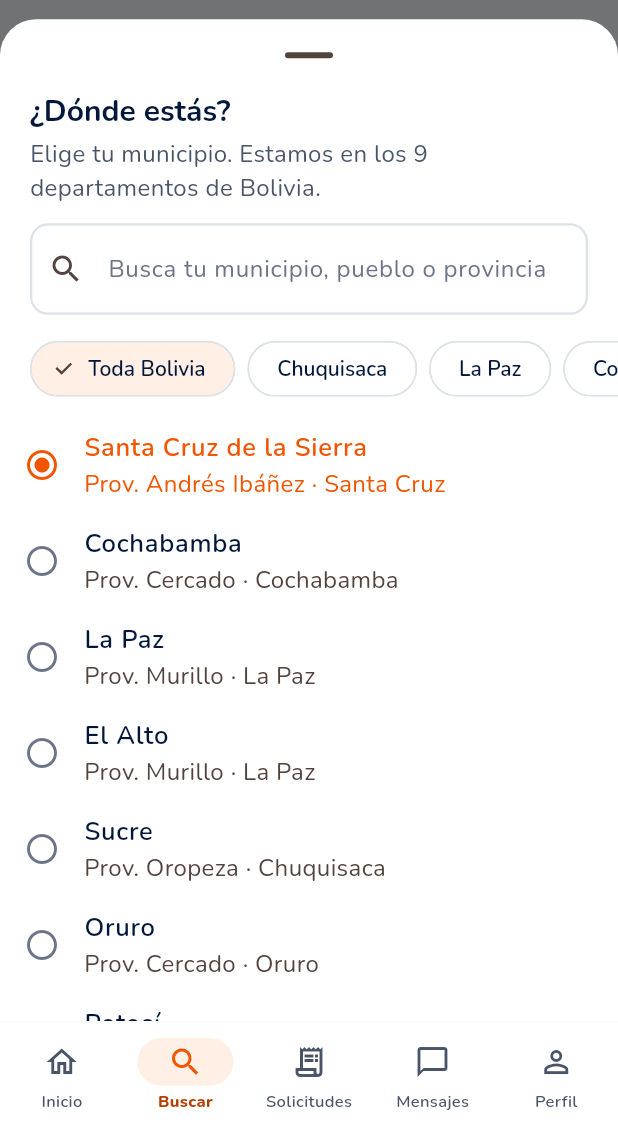
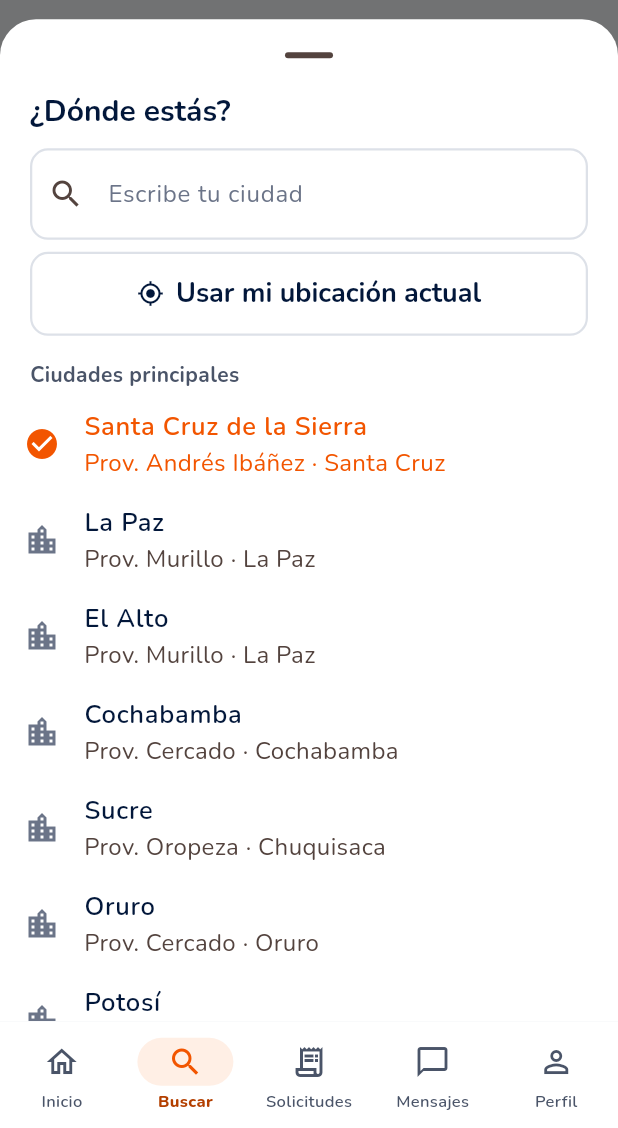
Before and after one commit to suarezhy/HandiManYa-, a Flutter app: the SearchPage screen opened by its route, after a tap on "Disponible ahora", after a tap on "Santa Cruz", on a phone screen of 412 x 824 dp, the part 108-1236 px from its top. Run offline on Flutter 3.47's test engine with Material 3 defaults, Android fonts, the phone set to English and light mode, and no system bars; our stand-ins replace flutter_riverpod, flutter_secure_storage, geolocator, go_router, image_picker, local_auth and 2 more; accounts and stored records are empty.

Commit message:
Ciudad: escribir con sugerencias o usar la ubicación actual
El buscador ya no muestra filtros por departamento ni la lista larga: antes
de escribir sugiere las ciudades principales, al escribir busca en los 339
municipios (con provincia y departamento para distinguir nombres
parecidos), y con el GPS propone el municipio para confirmarlo o corregirlo.

Co-Authored-By: Claude Opus 5.5 (1M context) <noreply@anthropic.com>
Claude-Session: https://claude.ai/code/session_01DeCF69djLMxZWpDQKuzya6

```diff
--- a/lib/features/common/city_picker.dart
+++ b/lib/features/common/city_picker.dart
@@ -2,6 +2,10 @@ import 'package:flutter/material.dart';
 import 'package:flutter_riverpod/flutter_riverpod.dart';
 
 import '../../core/theme/tokens.dart';
+import '../../core/utils/app_error.dart';
+import '../../core/services/location_service.dart';
+import '../../core/utils/bolivia_geo.dart';
+import '../../core/widgets/buttons.dart';
 import '../../data/models/catalog.dart';
 import '../../data/providers.dart';
 
@@ -58,6 +62,24 @@ Future<void> showCityPicker(BuildContext context, WidgetRef ref) async {
   if (city != null) await ref.read(selectedCityProvider.notifier).select(city.id);
 }
 
+/// Ciudades que se sugieren antes de escribir: capitales y El Alto.
+const mainCitySlugs = [
+  'santa-cruz',
+  'la-paz',
+  'el-alto',
+  'cochabamba',
+  'sucre',
+  'oruro',
+  'potosi',
+  'tarija',
+  'trinidad',
+  'cobija',
+];
+
+/// Elegir municipio con dos caminos simples: escribir la ciudad (con
+/// sugerencias) o usar la ubicación actual y confirmarla. Busca en los 339
+/// municipios de Bolivia; si dos se llaman parecido, se distinguen por su
+/// provincia y departamento.
 class CityPickerSheet extends ConsumerStatefulWidget {
   const CityPickerSheet({super.key, this.selectedId, this.title = '¿Dónde estás?'});
 
@@ -70,18 +92,59 @@ class CityPickerSheet extends ConsumerStatefulWidget {
 
 class _CityPickerSheetState extends ConsumerState<CityPickerSheet> {
   final _query = TextEditingController();
-  int? _department;
+  final _focus = FocusNode();
+  bool _locating = false;
+  City? _gpsCity;
+  String? _gpsError;
 
   @override
   void dispose() {
     _query.dispose();
+    _focus.dispose();
     super.dispose();
+  }
+
+  Future<void> _useLocation(List<City> cities) async {
+    setState(() {
+      _locating = true;
+      _gpsError = null;
+      _gpsCity = null;
+    });
+    try {
+      final p = await ref.read(locationServiceProvider).current();
+      if (!mounted) return;
+      setState(() {
+        if (!isInBolivia(p.latitude, p.longitude)) {
+          _gpsError = 'Tu ubicación está fuera de Bolivia. Escribe tu ciudad.';
+        } else {
+          _gpsCity = nearestCity(cities, p.latitude, p.longitude);
+          if (_gpsCity == null) _gpsError = 'No pudimos reconocer tu ciudad. Escríbela.';
+        }
+      });
+    } catch (e) {
+      if (mounted) setState(() => _gpsError = AppError.from(e).message);
+    } finally {
+      if (mounted) setState(() => _locating = false);
+    }
   }
 
   @override
   Widget build(BuildContext context) {
     final async = ref.watch(citiesProvider);
-    final cities = filterCities(async.value ?? const [], query: _query.text, departmentId: _department);
+    final all = async.value ?? const <City>[];
+    final typed = _query.text.trim();
+    final List<City> shown;
+    if (typed.isEmpty) {
+      final bySlug = {for (final c in all) c.slug: c};
+      shown = [
+        for (final s in mainCitySlugs)
+          if (bySlug[s] != null) bySlug[s]!,
+      ];
+      final current = all.where((c) => c.id == widget.selectedId).firstOrNull;
+      if (current != null && !shown.contains(current)) shown.insert(0, current);
+    } else {
+      shown = filterCities(all, query: typed).take(40).toList();
+    }
     return FractionallySizedBox(
       heightFactor: 0.92,
       child: Padding(
@@ -93,21 +156,16 @@ class _CityPickerSheetState extends ConsumerState<CityPickerSheet> {
               padding: const EdgeInsets.symmetric(horizontal: HySpacing.page),
               child: Text(widget.title, style: Theme.of(context).textTheme.titleLarge),
             ),
-            const Padding(
-              padding: EdgeInsets.fromLTRB(HySpacing.page, HySpacing.xxs, HySpacing.page, HySpacing.sm),
-              child: Text(
-                'Elige tu municipio. Estamos en los 9 departamentos de Bolivia.',
-                style: TextStyle(color: HyColors.textSecondary),
-              ),
-            ),
+            const SizedBox(height: HySpacing.sm),
             Padding(
               padding: const EdgeInsets.symmetric(horizontal: HySpacing.page),
               child: TextField(
                 key: const Key('city-search'),
                 controller: _query,
+                focusNode: _focus,
                 textInputAction: TextInputAction.search,
                 decoration: InputDecoration(
-                  hintText: 'Busca tu municipio, pueblo o provincia',
+                  hintText: 'Escribe tu ciudad',
                   prefixIcon: const Icon(Icons.search),
                   suffixIcon: _query.text.isEmpty
                       ? null
@@ -120,54 +178,71 @@ class _CityPickerSheetState extends ConsumerState<CityPickerSheet> {
                 onChanged: (_) => setState(() {}),
               ),
             ),
-            const SizedBox(height: HySpacing.sm),
-            SingleChildScrollView(
-              scrollDirection: Axis.horizontal,
+            const SizedBox(height: HySpacing.xs),
+            Padding(
               padding: const EdgeInsets.symmetric(horizontal: HySpacing.page),
-              child: Row(
-                children: [
-                  for (final entry in [
-                    const MapEntry<int?, String>(null, 'Toda Bolivia'),
-                    ...boliviaDepartments.entries,
-                  ])
-                    Padding(
-                      padding: const EdgeInsets.only(right: HySpacing.xs),
-                      child: ChoiceChip(
-                        key: Key('city-dept-${entry.key ?? 0}'),
-                        label: Text(entry.value),
-                        selected: _department == entry.key,
-                        onSelected: (_) => setState(() => _department = entry.key),
-                      ),
+              child: _gpsCity == null
+                  ? OutlinedButton.icon(
+                      key: const Key('city-gps'),
+                      onPressed: _locating || all.isEmpty ? null : () => _useLocation(all),
+                      icon: _locating
+                          ? const SizedBox.square(dimension: 18, child: CircularProgressIndicator(strokeWidth: 2))
+                          : const Icon(Icons.my_location),
+                      label: Text(_locating ? 'Buscando tu ubicación…' : 'Usar mi ubicación actual'),
+                    )
+                  : _GpsConfirm(
+                      city: _gpsCity!,
+                      onConfirm: () => Navigator.pop(context, _gpsCity),
+                      onChange: () {
+                        setState(() => _gpsCity = null);
+                        _focus.requestFocus();
+                      },
                     ),
-                ],
+            ),
+            if (_gpsError != null)
+              Padding(
+                padding: const EdgeInsets.fromLTRB(HySpacing.page, HySpacing.xs, HySpacing.page, 0),
+                child: Text(
+                  _gpsError!,
+                  key: const Key('city-gps-error'),
+                  style: const TextStyle(color: HyColors.danger, fontSize: 15),
+                ),
+              ),
+            Padding(
+              padding: const EdgeInsets.fromLTRB(HySpacing.page, HySpacing.md, HySpacing.page, HySpacing.xxs),
+              child: Text(
+                typed.isEmpty ? 'Ciudades principales' : 'Sugerencias',
+                style: const TextStyle(fontSize: 14, fontWeight: FontWeight.w700, color: HyColors.textSecondary),
               ),
             ),
-            const SizedBox(height: HySpacing.xs),
             Expanded(
-              child: async.isLoading && cities.isEmpty
+              child: async.isLoading && all.isEmpty
                   ? const Center(child: CircularProgressIndicator())
-                  : cities.isEmpty
+                  : shown.isEmpty
                   ? Padding(
                       padding: const EdgeInsets.all(HySpacing.page),
                       child: Text(
-                        'No encontramos "${_query.text.trim()}". Prueba con el nombre de tu municipio o de tu provincia.',
+                        'No encontramos "$typed". Revisa cómo se escribe o prueba con el nombre de tu provincia.',
                         style: const TextStyle(color: HyColors.textSecondary, fontSize: 16),
                       ),
                     )
                   : ListView.builder(
                       key: const Key('city-list'),
-                      itemCount: cities.length,
+                      keyboardDismissBehavior: ScrollViewKeyboardDismissBehavior.onDrag,
+                      padding: EdgeInsets.only(bottom: MediaQuery.paddingOf(context).bottom + HySpacing.md),
+                      itemCount: shown.length,
                       itemBuilder: (c, i) {
-                        final city = cities[i];
+                        final city = shown[i];
                         final selected = city.id == widget.selectedId;
                         return ListTile(
                           key: Key('city-${city.slug}'),
                           minTileHeight: HySizes.touch + 8,
                           leading: Icon(
-                            selected ? Icons.radio_button_checked : Icons.radio_button_off,
+                            selected ? Icons.check_circle : Icons.location_city_outlined,
                             color: selected ? HyColors.primary : HyColors.textMuted,
                           ),
                           title: Text(city.name, style: const TextStyle(fontSize: 17, fontWeight: FontWeight.w600)),
+                          // Provincia y departamento: distinguen municipios con nombres parecidos.
                           subtitle: city.place.isEmpty ? null : Text(city.place),
                           selected: selected,
                           onTap: () => Navigator.pop(c, city),
@@ -180,6 +255,37 @@ class _CityPickerSheetState extends ConsumerState<CityPickerSheet> {
       ),
     );
   }
+}
+
+/// La ciudad que sugiere el GPS: se confirma o se cambia.
+class _GpsConfirm extends StatelessWidget {
+  const _GpsConfirm({required this.city, required this.onConfirm, required this.onChange});
+
+  final City city;
+  final VoidCallback onConfirm;
+  final VoidCallback onChange;
+
+  @override
+  Widget build(BuildContext context) => Container(
+    key: const Key('city-gps-result'),
+    padding: const EdgeInsets.all(HySpacing.sm),
+    decoration: BoxDecoration(
+      color: HyColors.surface,
+      borderRadius: BorderRadius.circular(HyRadii.md),
+      border: Border.all(color: HyColors.primary, width: 1.5),
+    ),
+    child: Column(
+      crossAxisAlignment: CrossAxisAlignment.stretch,
+      children: [
+        const Text('Según tu ubicación estás en', style: TextStyle(color: HyColors.textSecondary)),
+        Text(city.name, style: const TextStyle(fontSize: 18, fontWeight: FontWeight.w800)),
+        if (city.place.isNotEmpty) Text(city.place, style: const TextStyle(color: HyColors.textSecondary)),
+        const SizedBox(height: HySpacing.xs),
+        PrimaryButton(key: const Key('city-gps-confirm'), label: 'Sí, usar ${city.name}', onPressed: onConfirm),
+        TextButton(key: const Key('city-gps-change'), onPressed: onChange, child: const Text('No, elegir otra')),
+      ],
+    ),
+  );
 }
 
 /// Campo de formulario que muestra el municipio elegido y abre el buscador.
```
Also changed, not shown: 1 other file.
